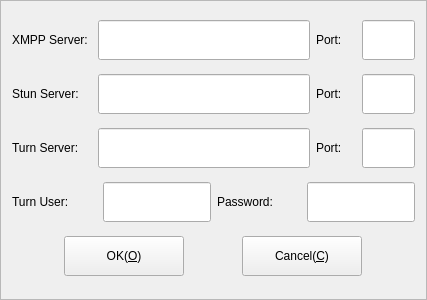
KangLin/RabbitIm, file Widgets/DlgLogin/FrmLoginSettings.ui: the form before one commit.
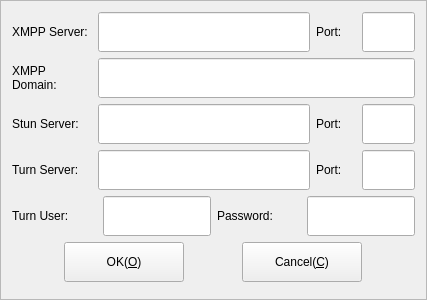
The form after the commit.

Commit message: 修改domain server接口

What changed in the file:
```diff
--- a/Widgets/DlgLogin/FrmLoginSettings.ui
+++ b/Widgets/DlgLogin/FrmLoginSettings.ui
@@ -119,6 +119,60 @@
     </layout>
    </item>
    <item row="1" column="0">
+    <layout class="QHBoxLayout" name="horizontalLayout_6">
+     <item>
+      <widget class="QLabel" name="label_11">
+       <property name="sizePolicy">
+        <sizepolicy hsizetype="Minimum" vsizetype="Minimum">
+         <horstretch>0</horstretch>
+         <verstretch>0</verstretch>
+        </sizepolicy>
+       </property>
+       <property name="minimumSize">
+        <size>
+         <width>80</width>
+         <height>30</height>
+        </size>
+       </property>
+       <property name="maximumSize">
+        <size>
+         <width>16777215</width>
+         <height>40</height>
+        </size>
+       </property>
+       <property name="text">
+        <string>XMPP Domain:</string>
+       </property>
+       <property name="wordWrap">
+        <bool>true</bool>
+       </property>
+      </widget>
+     </item>
+     <item>
+      <widget class="QLineEdit" name="txtXmppDomain">
+       <property name="sizePolicy">
+        <sizepolicy hsizetype="Expanding" vsizetype="Minimum">
+         <horstretch>4</horstretch>
+         <verstretch>0</verstretch>
+        </sizepolicy>
+       </property>
+       <property name="minimumSize">
+        <size>
+         <width>0</width>
+         <height>30</height>
+        </size>
+       </property>
+       <property name="maximumSize">
+        <size>
+         <width>16777215</width>
+         <height>40</height>
+        </size>
+       </property>
+      </widget>
+     </item>
+    </layout>
+   </item>
+   <item row="2" column="0">
     <layout class="QHBoxLayout" name="horizontalLayout_2">
      <item>
       <widget class="QLabel" name="label_3">
@@ -216,7 +270,7 @@
      </item>
     </layout>
    </item>
-   <item row="2" column="0">
+   <item row="3" column="0">
     <layout class="QHBoxLayout" name="horizontalLayout_3">
      <item>
       <widget class="QLabel" name="label_5">
@@ -314,7 +368,7 @@
      </item>
     </layout>
    </item>
-   <item row="3" column="0">
+   <item row="4" column="0">
     <layout class="QHBoxLayout" name="horizontalLayout_4">
      <item>
       <widget class="QLabel" name="label_9">
@@ -412,7 +466,7 @@
      </item>
     </layout>
    </item>
-   <item row="4" column="0">
+   <item row="5" column="0">
     <layout class="QHBoxLayout" name="horizontalLayout_5">
      <item>
       <widget class="QPushButton" name="pbOK">
```
The commit also changes 6 other files.
